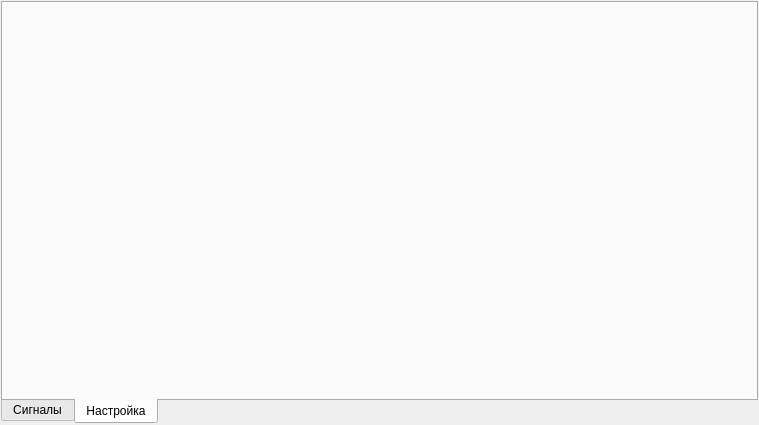
Old version of the form metodics_common/adv_channels/signal_frames/stabilogramwidget.ui in the repository grigp/a-analyser.
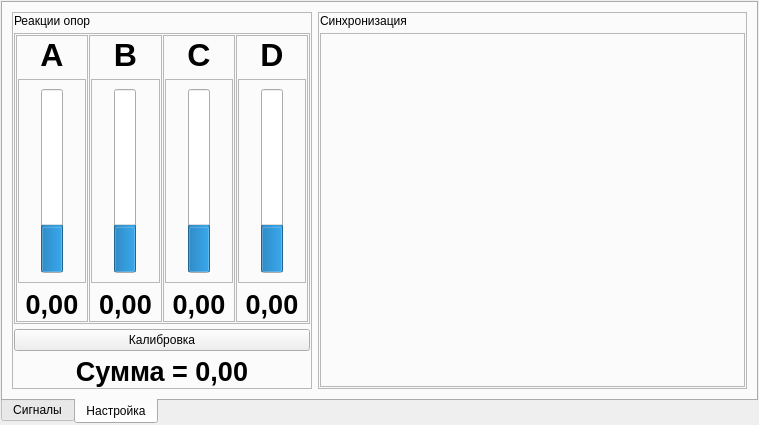
New version of the form. The open tabs and pages were chosen to show the change. Icons and pictures are not drawn. Custom widgets are drawn as their Qt base class.

Commit message: Окно дополнительных каналов. Стабилограммы. Настройка. Реакции опор и калибровка

```diff
--- a/metodics_common/adv_channels/signal_frames/stabilogramwidget.ui
+++ b/metodics_common/adv_channels/signal_frames/stabilogramwidget.ui
@@ -421,6 +421,565 @@
       <attribute name="title">
        <string>Настройка</string>
       </attribute>
+      <layout class="QHBoxLayout" name="horizontalLayout_3">
+       <item>
+        <widget class="QFrame" name="frReactions">
+         <property name="sizePolicy">
+          <sizepolicy hsizetype="Preferred" vsizetype="Preferred">
+           <horstretch>0</horstretch>
+           <verstretch>0</verstretch>
+          </sizepolicy>
+         </property>
+         <property name="maximumSize">
+          <size>
+           <width>300</width>
+           <height>16777215</height>
+          </size>
+         </property>
+         <property name="frameShape">
+          <enum>QFrame::StyledPanel</enum>
+         </property>
+         <property name="frameShadow">
+          <enum>QFrame::Raised</enum>
+         </property>
+         <layout class="QVBoxLayout" name="verticalLayout_5">
+          <property name="spacing">
+           <number>5</number>
+          </property>
+          <property name="leftMargin">
+           <number>1</number>
+          </property>
+          <property name="topMargin">
+           <number>1</number>
+          </property>
+          <property name="rightMargin">
+           <number>1</number>
+          </property>
+          <property name="bottomMargin">
+           <number>1</number>
+          </property>
+          <item>
+           <widget class="QLabel" name="lblTitleReaction">
+            <property name="sizePolicy">
+             <sizepolicy hsizetype="Preferred" vsizetype="Fixed">
+              <horstretch>0</horstretch>
+              <verstretch>0</verstretch>
+             </sizepolicy>
+            </property>
+            <property name="text">
+             <string>Реакции опор</string>
+            </property>
+           </widget>
+          </item>
+          <item>
+           <widget class="QFrame" name="frClientReaction">
+            <property name="frameShape">
+             <enum>QFrame::StyledPanel</enum>
+            </property>
+            <property name="frameShadow">
+             <enum>QFrame::Raised</enum>
+            </property>
+            <layout class="QHBoxLayout" name="horizontalLayout_4">
+             <property name="spacing">
+              <number>1</number>
+             </property>
+             <property name="leftMargin">
+              <number>1</number>
+             </property>
+             <property name="topMargin">
+              <number>1</number>
+             </property>
+             <property name="rightMargin">
+              <number>1</number>
+             </property>
+             <property name="bottomMargin">
+              <number>1</number>
+             </property>
+             <item>
+              <widget class="QFrame" name="frReactA">
+               <property name="minimumSize">
+                <size>
+                 <width>50</width>
+                 <height>0</height>
+                </size>
+               </property>
+               <property name="frameShape">
+                <enum>QFrame::StyledPanel</enum>
+               </property>
+               <property name="frameShadow">
+                <enum>QFrame::Raised</enum>
+               </property>
+               <layout class="QVBoxLayout" name="verticalLayout_7">
+                <property name="leftMargin">
+                 <number>1</number>
+                </property>
+                <property name="topMargin">
+                 <number>1</number>
+                </property>
+                <property name="rightMargin">
+                 <number>1</number>
+                </property>
+                <property name="bottomMargin">
+                 <number>1</number>
+                </property>
+                <item>
+                 <widget class="QLabel" name="lblReactATitle">
+                  <property name="sizePolicy">
+                   <sizepolicy hsizetype="Preferred" vsizetype="Fixed">
+                    <horstretch>0</horstretch>
+                    <verstretch>0</verstretch>
+                   </sizepolicy>
+                  </property>
+                  <property name="font">
+                   <font>
+                    <pointsize>24</pointsize>
+                    <weight>75</weight>
+                    <bold>true</bold>
+                   </font>
+                  </property>
+                  <property name="text">
+                   <string>A</string>
+                  </property>
+                  <property name="alignment">
+                   <set>Qt::AlignCenter</set>
+                  </property>
+                 </widget>
+                </item>
+                <item>
+                 <widget class="QFrame" name="frReactADiag">
+                  <property name="frameShape">
+                   <enum>QFrame::StyledPanel</enum>
+                  </property>
+                  <property name="frameShadow">
+                   <enum>QFrame::Raised</enum>
+                  </property>
+                  <layout class="QHBoxLayout" name="horizontalLayout_5">
+                   <item>
+                    <widget class="QProgressBar" name="pbValueA">
+                     <property name="value">
+                      <number>24</number>
+                     </property>
+                     <property name="alignment">
+                      <set>Qt::AlignCenter</set>
+                     </property>
+                     <property name="orientation">
+                      <enum>Qt::Vertical</enum>
+                     </property>
+                    </widget>
+                   </item>
+                  </layout>
+                 </widget>
+                </item>
+                <item>
+                 <widget class="QLabel" name="lblReactAValue">
+                  <property name="sizePolicy">
+                   <sizepolicy hsizetype="Preferred" vsizetype="Fixed">
+                    <horstretch>0</horstretch>
+                    <verstretch>0</verstretch>
+                   </sizepolicy>
+                  </property>
+                  <property name="font">
+                   <font>
+                    <pointsize>20</pointsize>
+                    <weight>75</weight>
+                    <bold>true</bold>
+                   </font>
+                  </property>
+                  <property name="text">
+                   <string>0,00</string>
+                  </property>
+                  <property name="alignment">
+                   <set>Qt::AlignCenter</set>
+                  </property>
+                 </widget>
+                </item>
+               </layout>
+              </widget>
+             </item>
+             <item>
+              <widget class="QFrame" name="frReactB">
+               <property name="minimumSize">
+                <size>
+                 <width>50</width>
+                 <height>0</height>
+                </size>
+               </property>
+               <property name="frameShape">
+                <enum>QFrame::StyledPanel</enum>
+               </property>
+               <property name="frameShadow">
+                <enum>QFrame::Raised</enum>
+               </property>
+               <layout class="QVBoxLayout" name="verticalLayout_8">
+                <property name="leftMargin">
+                 <number>1</number>
+                </property>
+                <property name="topMargin">
+                 <number>1</number>
+                </property>
+                <property name="rightMargin">
+                 <number>1</number>
+                </property>
+                <property name="bottomMargin">
+                 <number>1</number>
+                </property>
+                <item>
+                 <widget class="QLabel" name="lblReactBTitle">
+                  <property name="sizePolicy">
+                   <sizepolicy hsizetype="Preferred" vsizetype="Fixed">
+                    <horstretch>0</horstretch>
+                    <verstretch>0</verstretch>
+                   </sizepolicy>
+                  </property>
+                  <property name="font">
+                   <font>
+                    <pointsize>24</pointsize>
+                    <weight>75</weight>
+                    <bold>true</bold>
+                   </font>
+                  </property>
+                  <property name="text">
+                   <string>B</string>
+                  </property>
+                  <property name="alignment">
+                   <set>Qt::AlignCenter</set>
+                  </property>
+                 </widget>
+                </item>
+                <item>
+                 <widget class="QFrame" name="frReactBDiag">
+                  <property name="frameShape">
+                   <enum>QFrame::StyledPanel</enum>
+                  </property>
+                  <property name="frameShadow">
+                   <enum>QFrame::Raised</enum>
+                  </property>
+                  <layout class="QHBoxLayout" name="horizontalLayout_6">
+                   <item>
+                    <widget class="QProgressBar" name="pbValueB">
+                     <property name="value">
+                      <number>24</number>
+                     </property>
+                     <property name="alignment">
+                      <set>Qt::AlignCenter</set>
+                     </property>
+                     <property name="orientation">
+                      <enum>Qt::Vertical</enum>
+                     </property>
+                    </widget>
+                   </item>
+                  </layout>
+                 </widget>
+                </item>
+                <item>
+                 <widget class="QLabel" name="lblReactBValue">
+                  <property name="sizePolicy">
+                   <sizepolicy hsizetype="Preferred" vsizetype="Fixed">
+                    <horstretch>0</horstretch>
+                    <verstretch>0</verstretch>
+                   </sizepolicy>
+                  </property>
+                  <property name="font">
+                   <font>
+                    <pointsize>20</pointsize>
+                    <weight>75</weight>
+                    <bold>true</bold>
+                   </font>
+                  </property>
+                  <property name="text">
+                   <string>0,00</string>
+                  </property>
+                  <property name="alignment">
+                   <set>Qt::AlignCenter</set>
+                  </property>
+                 </widget>
+                </item>
+               </layout>
+              </widget>
+             </item>
+             <item>
+              <widget class="QFrame" name="frReactC">
+               <property name="minimumSize">
+                <size>
+                 <width>50</width>
+                 <height>0</height>
+                </size>
+               </property>
+               <property name="frameShape">
+                <enum>QFrame::StyledPanel</enum>
+               </property>
+               <property name="frameShadow">
+                <enum>QFrame::Raised</enum>
+               </property>
+               <layout class="QVBoxLayout" name="verticalLayout_9">
+                <property name="leftMargin">
+                 <number>1</number>
+                </property>
+                <property name="topMargin">
+                 <number>1</number>
+                </property>
+                <property name="rightMargin">
+                 <number>1</number>
+                </property>
+                <property name="bottomMargin">
+                 <number>1</number>
+                </property>
+                <item>
+                 <widget class="QLabel" name="lblReactCTitle">
+                  <property name="sizePolicy">
+                   <sizepolicy hsizetype="Preferred" vsizetype="Fixed">
+                    <horstretch>0</horstretch>
+                    <verstretch>0</verstretch>
+                   </sizepolicy>
+                  </property>
+                  <property name="font">
+                   <font>
+                    <pointsize>24</pointsize>
+                    <weight>75</weight>
+                    <bold>true</bold>
+                   </font>
+                  </property>
+                  <property name="text">
+                   <string>C</string>
+                  </property>
+                  <property name="alignment">
+                   <set>Qt::AlignCenter</set>
+                  </property>
+                 </widget>
+                </item>
+                <item>
+                 <widget class="QFrame" name="frReactCDiag">
+                  <property name="frameShape">
+                   <enum>QFrame::StyledPanel</enum>
+                  </property>
+                  <property name="frameShadow">
+                   <enum>QFrame::Raised</enum>
+                  </property>
+                  <layout class="QHBoxLayout" name="horizontalLayout_7">
+                   <item>
+                    <widget class="QProgressBar" name="pbValueC">
+                     <property name="value">
+                      <number>24</number>
+                     </property>
+                     <property name="alignment">
+                      <set>Qt::AlignCenter</set>
+                     </property>
+                     <property name="orientation">
+                      <enum>Qt::Vertical</enum>
+                     </property>
+                    </widget>
+                   </item>
+                  </layout>
+                 </widget>
+                </item>
+                <item>
+                 <widget class="QLabel" name="lblReactCValue">
+                  <property name="sizePolicy">
+                   <sizepolicy hsizetype="Preferred" vsizetype="Fixed">
+                    <horstretch>0</horstretch>
+                    <verstretch>0</verstretch>
+                   </sizepolicy>
+                  </property>
+                  <property name="font">
+                   <font>
+                    <pointsize>20</pointsize>
+                    <weight>75</weight>
+                    <bold>true</bold>
+                   </font>
+                  </property>
+                  <property name="text">
+                   <string>0,00</string>
+                  </property>
+                  <property name="alignment">
+                   <set>Qt::AlignCenter</set>
+                  </property>
+                 </widget>
+                </item>
+               </layout>
+              </widget>
+             </item>
+             <item>
+              <widget class="QFrame" name="frReactD">
+               <property name="minimumSize">
+                <size>
+                 <width>50</width>
+                 <height>0</height>
+                </size>
+               </property>
+               <property name="frameShape">
+                <enum>QFrame::StyledPanel</enum>
+               </property>
+               <property name="frameShadow">
+                <enum>QFrame::Raised</enum>
+               </property>
+               <layout class="QVBoxLayout" name="verticalLayout_10">
+                <property name="leftMargin">
+                 <number>1</number>
+                </property>
+                <property name="topMargin">
+                 <number>1</number>
+                </property>
+                <property name="rightMargin">
+                 <number>1</number>
+                </property>
+                <property name="bottomMargin">
+                 <number>1</number>
+                </property>
+                <item>
+                 <widget class="QLabel" name="lblReactDTitle">
+                  <property name="sizePolicy">
+                   <sizepolicy hsizetype="Preferred" vsizetype="Fixed">
+                    <horstretch>0</horstretch>
+                    <verstretch>0</verstretch>
+                   </sizepolicy>
+                  </property>
+                  <property name="font">
+                   <font>
+                    <pointsize>24</pointsize>
+                    <weight>75</weight>
+                    <bold>true</bold>
+                   </font>
+                  </property>
+                  <property name="text">
+                   <string>D</string>
+                  </property>
+                  <property name="alignment">
+                   <set>Qt::AlignCenter</set>
+                  </property>
+                 </widget>
+                </item>
+                <item>
+                 <widget class="QFrame" name="frReactDDiag">
+                  <property name="frameShape">
+                   <enum>QFrame::StyledPanel</enum>
+                  </property>
+                  <property name="frameShadow">
+                   <enum>QFrame::Raised</enum>
+                  </property>
+                  <layout class="QHBoxLayout" name="horizontalLayout_8">
+                   <item>
+                    <widget class="QProgressBar" name="pbValueD">
+                     <property name="value">
+                      <number>24</number>
+                     </property>
+                     <property name="alignment">
+                      <set>Qt::AlignCenter</set>
+                     </property>
+                     <property name="orientation">
+                      <enum>Qt::Vertical</enum>
+                     </property>
+                    </widget>
+                   </item>
+                  </layout>
+                 </widget>
+                </item>
+                <item>
+                 <widget class="QLabel" name="lblReactDValue">
+                  <property name="sizePolicy">
+                   <sizepolicy hsizetype="Preferred" vsizetype="Fixed">
+                    <horstretch>0</horstretch>
+                    <verstretch>0</verstretch>
+                   </sizepolicy>
+                  </property>
+                  <property name="font">
+                   <font>
+                    <pointsize>20</pointsize>
+                    <weight>75</weight>
+                    <bold>true</bold>
+                   </font>
+                  </property>
+                  <property name="text">
+                   <string>0,00</string>
+                  </property>
+                  <property name="alignment">
+                   <set>Qt::AlignCenter</set>
+                  </property>
+                 </widget>
+                </item>
+               </layout>
+              </widget>
+             </item>
+            </layout>
+           </widget>
+          </item>
+          <item>
+           <widget class="QPushButton" name="btnCalibrate">
+            <property name="text">
+             <string>Калибровка</string>
+            </property>
+           </widget>
+          </item>
+          <item>
+           <widget class="QLabel" name="lblSumm">
+            <property name="font">
+             <font>
+              <pointsize>20</pointsize>
+              <weight>75</weight>
+              <bold>true</bold>
+             </font>
+            </property>
+            <property name="text">
+             <string>Сумма = 0,00</string>
+            </property>
+            <property name="alignment">
+             <set>Qt::AlignCenter</set>
+            </property>
+           </widget>
+          </item>
+         </layout>
+        </widget>
+       </item>
+       <item>
+        <widget class="QFrame" name="frSynchro">
+         <property name="frameShape">
+          <enum>QFrame::StyledPanel</enum>
+         </property>
+         <property name="frameShadow">
+          <enum>QFrame::Raised</enum>
+         </property>
+         <layout class="QVBoxLayout" name="verticalLayout_6">
+          <property name="spacing">
+           <number>5</number>
+          </property>
+          <property name="leftMargin">
+           <number>1</number>
+          </property>
+          <property name="topMargin">
+           <number>1</number>
+          </property>
+          <property name="rightMargin">
+           <number>1</number>
+          </property>
+          <property name="bottomMargin">
+           <number>1</number>
+          </property>
+          <item>
+           <widget class="QLabel" name="lblSynchroTitle">
+            <property name="sizePolicy">
+             <sizepolicy hsizetype="Preferred" vsizetype="Fixed">
+              <horstretch>0</horstretch>
+              <verstretch>0</verstretch>
+             </sizepolicy>
+            </property>
+            <property name="text">
+             <string>Синхронизация</string>
+            </property>
+           </widget>
+          </item>
+          <item>
+           <widget class="QFrame" name="frClientSynchro">
+            <property name="frameShape">
+             <enum>QFrame::StyledPanel</enum>
+            </property>
+            <property name="frameShadow">
+             <enum>QFrame::Raised</enum>
+            </property>
+           </widget>
+          </item>
+         </layout>
+        </widget>
+       </item>
+      </layout>
      </widget>
     </widget>
    </item>
```
Left out of the diff: 18 changed lines with no effect on the pictures. The commit also changes 3 other files.
